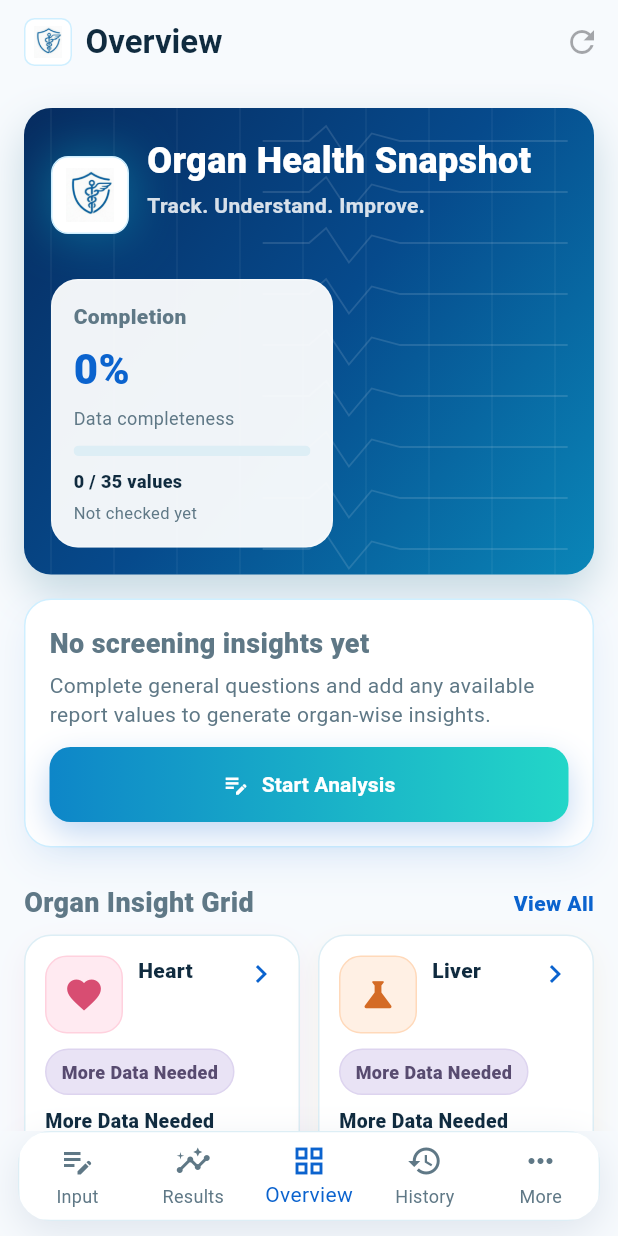
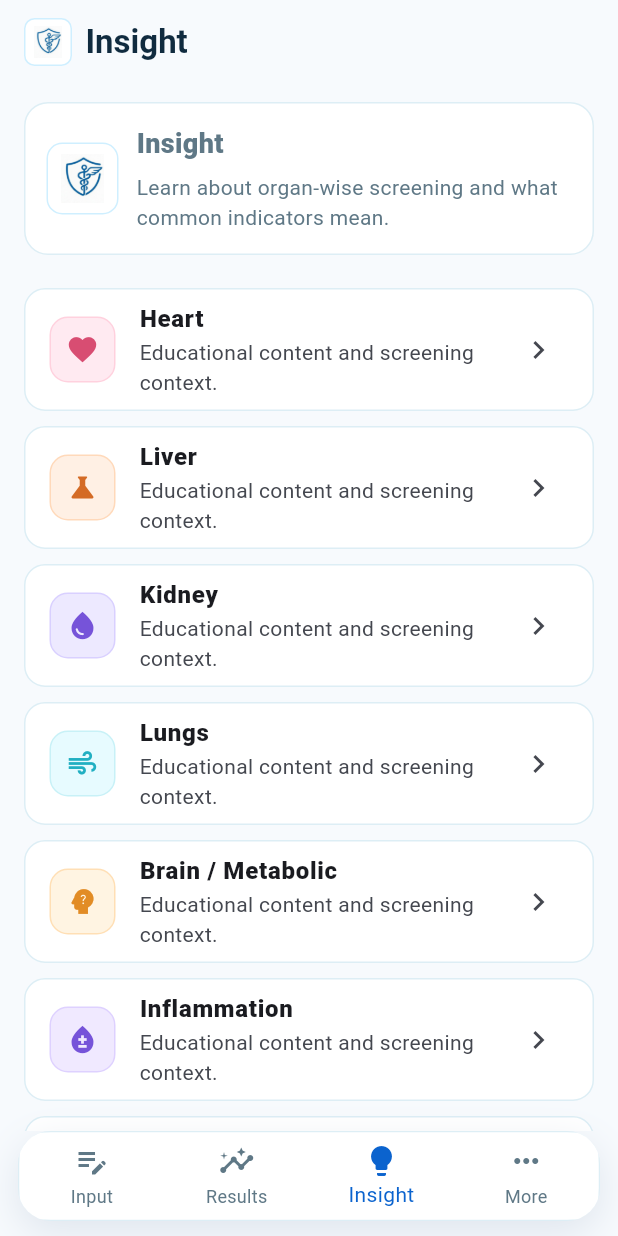
Before and after one commit to D-Varshini17/VitalMap, a Flutter app: the screen it shows after launch, item 3 of the bottom bar chosen, on a phone screen of 412 x 824 dp. Run offline on Flutter 3.47's test engine with Material 3 defaults, Android fonts, the phone set to English and light mode, and no system bars; our stand-ins replace shared_preferences; statements that could not run were skipped.

Commit message:
Update navigation: 4-tab bottom nav (Input, Results, Insight, More); add Insight screen

```diff
--- a/frontend/lib/core/ui_result_adapter.dart
+++ b/frontend/lib/core/ui_result_adapter.dart
@@ -121,7 +121,8 @@ class HealthUiAdapter {
       'CA 15-3',
       'CA 27.29',
     };
-    final filtered = metrics.where((m) => approved.contains(m.indexName)).toList();
+    final filtered =
+        metrics.where((m) => approved.contains(m.indexName)).toList();
     filtered.sort((a, b) =>
         _metricOrder(a.indexName).compareTo(_metricOrder(b.indexName)));
     return filtered;
--- a/frontend/lib/main.dart
+++ b/frontend/lib/main.dart
@@ -1,10 +1,9 @@
 import 'package:flutter/material.dart';
 
-import 'screens/history_screen.dart';
 import 'screens/input_screen.dart';
+import 'screens/results_screen.dart';
+import 'screens/insight_screen.dart';
 import 'screens/more_screen.dart';
-import 'screens/overview_screen.dart';
-import 'screens/results_screen.dart';
 import 'screens/splash_screen.dart';
 import 'storage/local_storage.dart';
 import 'styles.dart';
@@ -101,20 +100,8 @@ class _HomeContainerState extends State<HomeContainer> {
       ResultsScreen(
         response: _lastResponse,
         lastChecked: _lastChecked,
-        onViewOverview: () => setState(() => _currentIndex = 2),
       ),
-      OverviewScreen(
-        response: _lastResponse,
-        lastChecked: _lastChecked,
-        onStartAnalysis: () => setState(() => _currentIndex = 0),
-        onViewResults: () => setState(() => _currentIndex = 1),
-        onRecalculated: _handleAnalysisComplete,
-      ),
-      HistoryScreen(
-        response: _lastResponse,
-        lastChecked: _lastChecked,
-        onViewResults: () => setState(() => _currentIndex = 1),
-      ),
+      const InsightScreen(),
       MoreScreen(
         onStartAnalysis: () => setState(() => _currentIndex = 0),
         onViewResults: () => setState(() => _currentIndex = 1),
@@ -158,14 +145,9 @@ class _HomeContainerState extends State<HomeContainer> {
                 label: 'Results',
               ),
               BottomNavigationBarItem(
-                icon: Icon(Icons.grid_view_outlined),
-                activeIcon: Icon(Icons.grid_view),
-                label: 'Overview',
-              ),
-              BottomNavigationBarItem(
-                icon: Icon(Icons.history_outlined),
-                activeIcon: Icon(Icons.history),
-                label: 'History',
+                icon: Icon(Icons.lightbulb_outline),
+                activeIcon: Icon(Icons.lightbulb),
+                label: 'Insight',
               ),
               BottomNavigationBarItem(
                 icon: Icon(Icons.more_horiz),
--- /dev/null
+++ b/frontend/lib/screens/insight_screen.dart
@@ -0,0 +1,88 @@
+import 'package:flutter/material.dart';
+
+import '../core/ui_result_adapter.dart';
+import '../styles.dart';
+import '../widgets/brand_logo.dart';
+import '../widgets/organ_visual.dart';
+import 'organ_detail_screen.dart';
+
+class InsightScreen extends StatelessWidget {
+  const InsightScreen({super.key});
+
+  @override
+  Widget build(BuildContext context) {
+    return SafeArea(
+      child: Scaffold(
+        appBar: AppBar(
+          title: const BrandAppBarTitle(title: 'Insight'),
+        ),
+        body: ListView(
+          padding: const EdgeInsets.fromLTRB(16, 12, 16, 24),
+          children: [
+            _headerCard(),
+            const SizedBox(height: 12),
+            for (final key in HealthUiAdapter.organOrder)
+              _organTile(context, key),
+            const SizedBox(height: 18),
+            const DisclaimerWidget(),
+          ],
+        ),
+      ),
+    );
+  }
+
+  Widget _headerCard() {
+    return Container(
+      padding: const EdgeInsets.all(14),
+      decoration: BoxDecoration(
+        color: Colors.white,
+        borderRadius: BorderRadius.circular(16),
+        border: Border.all(color: AppStyles.border),
+      ),
+      child: Row(
+        children: const [
+          BrandLogoMark(size: 48, glow: false),
+          SizedBox(width: 12),
+          Expanded(
+            child: Column(
+              crossAxisAlignment: CrossAxisAlignment.start,
+              children: [
+                Text('Insight', style: TextStyle(fontSize: 18, fontWeight: FontWeight.w900)),
+                SizedBox(height: 6),
+                Text('Learn about organ-wise screening and what common indicators mean.', style: TextStyle(color: AppStyles.muted)),
+              ],
+            ),
+          ),
+        ],
+      ),
+    );
+  }
+
+  Widget _organTile(BuildContext context, String key) {
+    final name = HealthUiAdapter.organName(key);
+    return Container(
+      margin: const EdgeInsets.only(top: 10),
+      decoration: BoxDecoration(
+        color: Colors.white,
+        borderRadius: BorderRadius.circular(14),
+        border: Border.all(color: AppStyles.border),
+      ),
+      child: ListTile(
+        onTap: () {
+          Navigator.of(context).push(MaterialPageRoute(
+            builder: (_) => OrganDetailScreen(
+              organKey: key,
+              organName: name,
+              metrics: const [],
+              missingCount: 0,
+            ),
+          ));
+        },
+        leading: OrganVisualIcon(organ: key, size: 44, iconSize: 22),
+        title: Text(name, style: const TextStyle(fontWeight: FontWeight.w900)),
+        subtitle: const Text('Educational content and screening context.'),
+        trailing: const Icon(Icons.chevron_right),
+      ),
+    );
+  }
+}
```
Also changed, not shown: frontend/lib/screens/input_screen.dart (+8 -5 lines).
